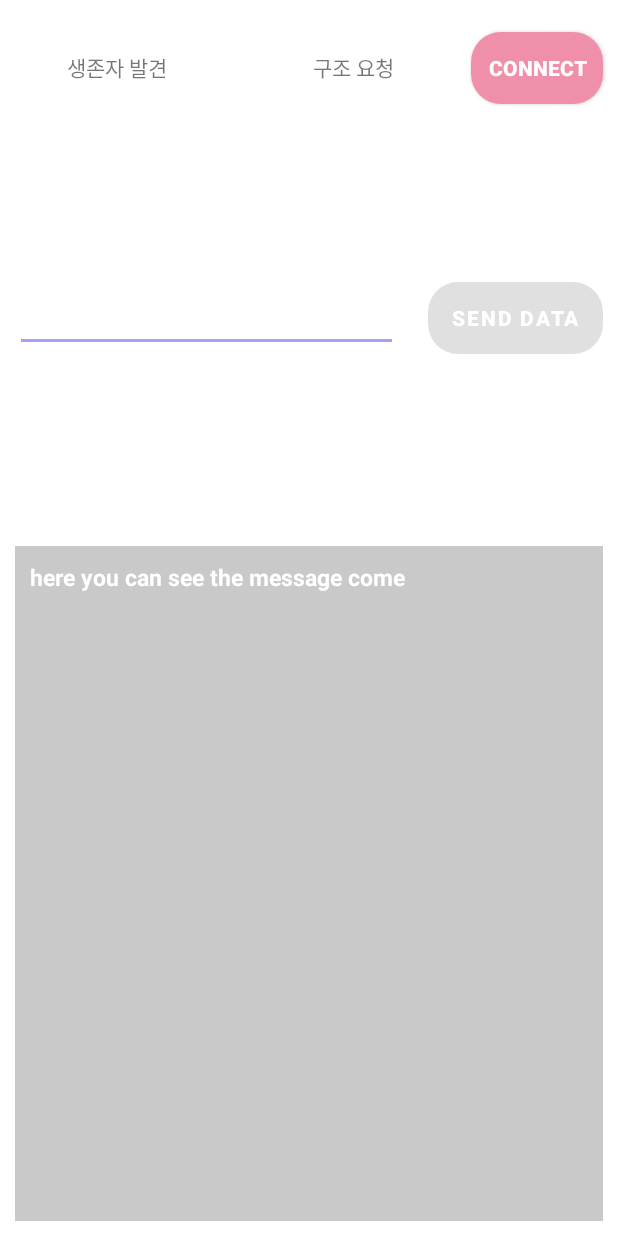
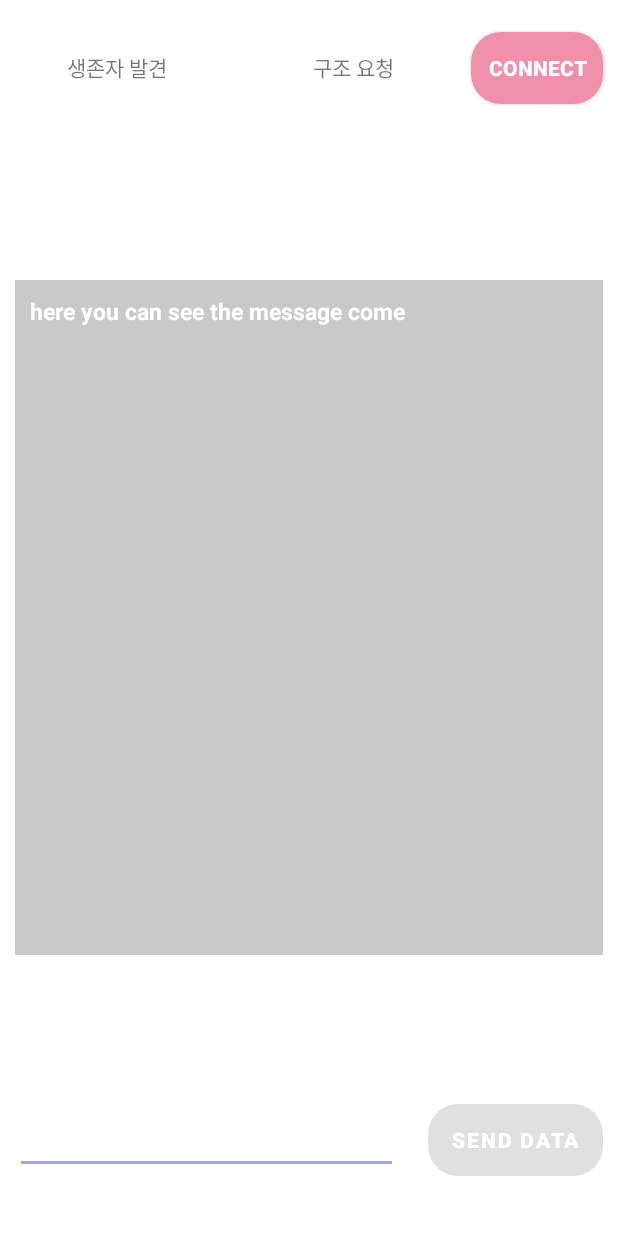
Before and after one commit to m6z1/BEE, an Android app: the screen it shows after launch (MainActivity), on a phone screen of 412 x 824 dp. Run offline under Robolectric (Android 15) with nearby library versions, the phone set to English and light mode, and no system bars; our stand-ins replace data binding.

Commit message:
Design : main UI
- Main UI의 출력창, 입력창 위치 변경

```diff
--- a/BEE_UI/app/build.gradle
+++ b/BEE_UI/app/build.gradle
@@ -9,7 +9,9 @@ plugins {
 android {
     compileSdkVersion 30
     buildToolsVersion "30.0.1"
-
+    buildFeatures{
+        viewBinding true
+    }
     defaultConfig {
         applicationId "com.lilly.bluetoothclassic"
         minSdkVersion 26
--- a/BEE_UI/app/src/main/res/layout/activity_main.xml
+++ b/BEE_UI/app/src/main/res/layout/activity_main.xml
@@ -52,52 +52,23 @@
                 android:textColor="@color/white"
                 android:textStyle="bold" />
         </LinearLayout>
+        <ScrollView
+            android:id="@+id/sv_read_data"
+            android:layout_width="match_parent"
+            android:layout_height="450dp"
+            android:layout_gravity="center"
+            android:layout_margin="10dp"
+            android:background="@color/app_color2">
 
-        <LinearLayout
-            android:layout_width="match_parent"
-            android:layout_height="wrap_content"
-            android:layout_gravity="center"
-            android:layout_marginBottom="200dp"
-            android:orientation="horizontal">
-
-            <EditText
-                android:id="@+id/txt_send"
-                android:layout_width="0dp"
-                android:layout_height="wrap_content"
-                android:layout_gravity="center"
-                android:layout_margin="10dp"
-                android:layout_weight="1" />
-
-            <Button
-                android:id="@+id/btn_send"
-                android:layout_width="wrap_content"
-                android:layout_height="wrap_content"
-                android:layout_margin="10dp"
-                android:background="@drawable/button_back2"
-                android:enabled="@{viewModel.btnConnected?true:false}"
-                android:onClick="@{()->viewModel.onClickSendData(txtSend.getText().toString())}"
-                android:text="send data"
-                android:textColor="@color/white"
-                android:textStyle="bold" />
-
-        </LinearLayout>
-
-        <ScrollView
-            android:layout_gravity="bottom"
-            android:background="@color/app_color2"
-            android:id="@+id/sv_read_data"
-            android:layout_margin="10dp"
-            android:layout_width="match_parent"
-            android:layout_height="450dp">
             <TextView
-                android:layout_margin="10dp"
-                android:textColor="@color/white"
                 android:id="@+id/txt_read"
                 android:layout_width="match_parent"
                 android:layout_height="wrap_content"
+                android:layout_margin="10dp"
                 android:text="@{viewModel.txtRead}"
-                android:textStyle="bold"
-                android:textSize="15sp"/>
+                android:textColor="@color/white"
+                android:textSize="15sp"
+                android:textStyle="bold" />
         </ScrollView>
 
         <LinearLayout
@@ -123,5 +94,36 @@
                 android:layout_height="wrap_content"
                 android:text="@{viewModel.txtProgress}"/>
         </LinearLayout>
+
+        <LinearLayout
+            android:layout_width="match_parent"
+            android:layout_height="wrap_content"
+            android:layout_gravity="bottom"
+            android:layout_marginBottom="30dp"
+            android:orientation="horizontal">
+
+            <EditText
+                android:id="@+id/txt_send"
+                android:layout_width="0dp"
+                android:layout_height="wrap_content"
+                android:layout_gravity="center"
+                android:layout_margin="10dp"
+                android:layout_weight="1" />
+
+            <Button
+                android:id="@+id/btn_send"
+                android:layout_width="wrap_content"
+                android:layout_height="wrap_content"
+                android:layout_margin="10dp"
+                android:background="@drawable/button_back2"
+                android:enabled="@{viewModel.btnConnected?true:false}"
+                android:onClick="@{()->viewModel.onClickSendData(txtSend.getText().toString())}"
+                android:text="send data"
+                android:textColor="@color/white"
+                android:textStyle="bold" />
+
+        </LinearLayout>
+
+
     </FrameLayout>
 </layout>
--- a/BEE_UI/app/src/main/res/values/strings.xml
+++ b/BEE_UI/app/src/main/res/values/strings.xml
@@ -1,5 +1,5 @@
 <resources>
-    <string name="app_name">LillyBluetoothClassic</string>
+    <string name="app_name">BEE</string>
     <string name="connect">connect</string>
     <string name="disconnect">disconnect</string>
 </resources>
```
